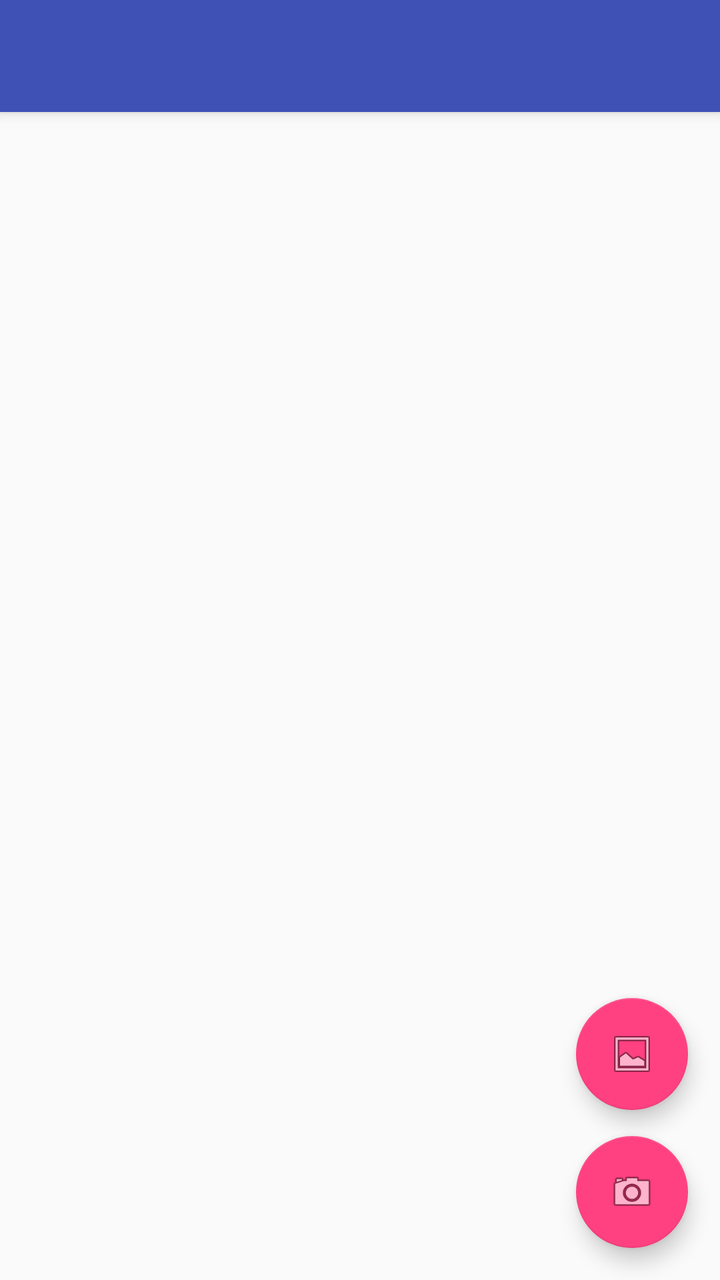
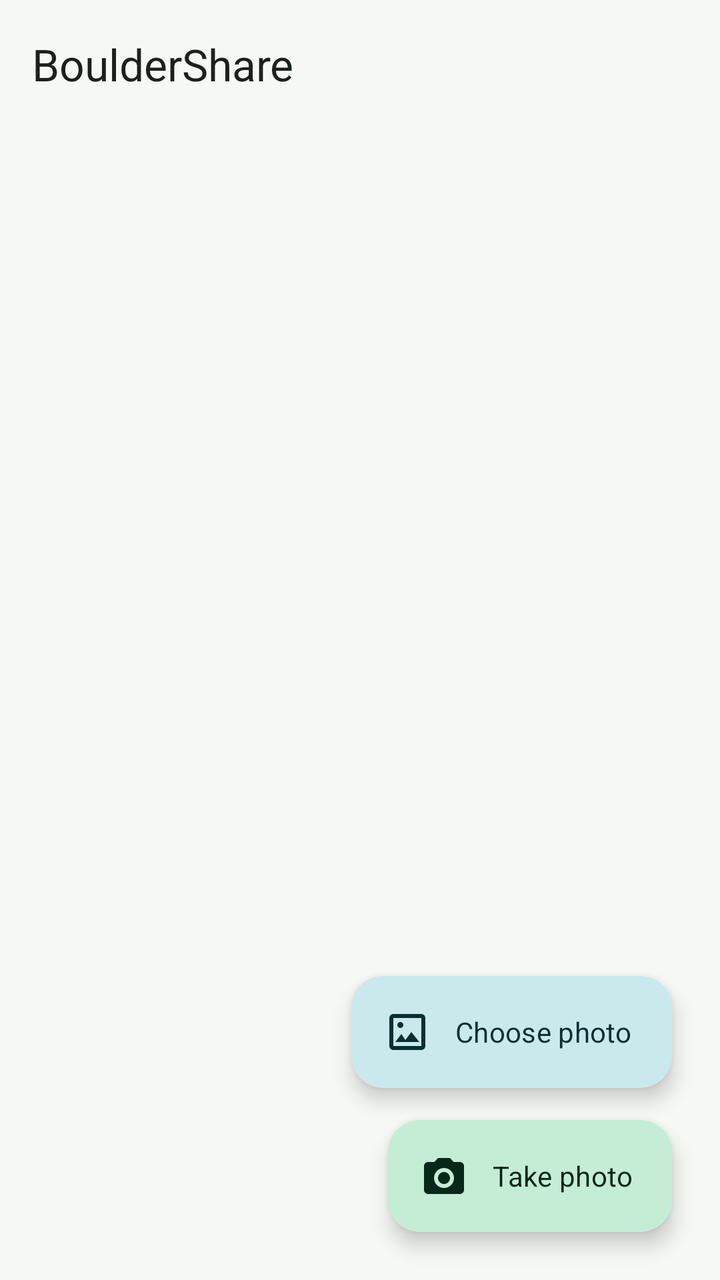

The first picture is an Android layout as it rendered before a commit; the second is the same layout after the commit. The layout source and the unified diff follow.
<!-- AndroidManifest.xml: activity theme AppTheme.NoActionBar -->
<!-- res/layout/activity_main.xml -->
<?xml version="1.0" encoding="utf-8"?>
<android.support.design.widget.CoordinatorLayout xmlns:android="http://schemas.android.com/apk/res/android"
    xmlns:app="http://schemas.android.com/apk/res-auto"
    xmlns:tools="http://schemas.android.com/tools"
    android:layout_width="match_parent"
    android:layout_height="match_parent"
    tools:context="com.herak.bouldershare.MainActivity">

    <android.support.design.widget.AppBarLayout
        android:layout_width="match_parent"
        android:layout_height="wrap_content"
        android:theme="@style/AppTheme.AppBarOverlay">

        <android.support.v7.widget.Toolbar
            android:id="@+id/toolbar"
            android:layout_width="match_parent"
            android:layout_height="?attr/actionBarSize"
            android:background="?attr/colorPrimary"
            app:popupTheme="@style/AppTheme.PopupOverlay" />

    </android.support.design.widget.AppBarLayout>

    <include layout="@layout/content_main" />

    <android.support.design.widget.FloatingActionButton
        android:id="@+id/fabCamera"
        android:layout_width="wrap_content"
        android:layout_height="wrap_content"
        android:layout_gravity="bottom|end"
        android:layout_margin="@dimen/fab_margin"
        app:srcCompat="@android:drawable/ic_menu_camera" />

    <android.support.design.widget.FloatingActionButton
        android:id="@+id/fabGallery"
        android:layout_width="wrap_content"
        android:layout_height="wrap_content"
        android:layout_gravity="top|end"
        android:layout_marginBottom="85dp"
        app:srcCompat="@android:drawable/ic_menu_gallery"
        app:layout_anchor="@id/fabCamera"
        app:layout_anchorGravity="top"/>

</android.support.design.widget.CoordinatorLayout>
<!-- res/layout/content_main.xml (included above) -->
<FrameLayout xmlns:android="http://schemas.android.com/apk/res/android"
    xmlns:app="http://schemas.android.com/apk/res-auto"
    xmlns:tools="http://schemas.android.com/tools"
    android:layout_width="match_parent"
    android:layout_height="match_parent"
    app:layout_behavior="@string/appbar_scrolling_view_behavior"
    tools:context="MainActivity"
    android:id="@+id/flayoutMainActivity"
    tools:layout="@layout/fragment_main">
</FrameLayout>
<!-- res/layout/fragment_main.xml (included above) -->
<?xml version="1.0" encoding="utf-8"?>
<android.support.constraint.ConstraintLayout xmlns:android="http://schemas.android.com/apk/res/android"
    xmlns:app="http://schemas.android.com/apk/res-auto"
    xmlns:tools="http://schemas.android.com/tools"
    android:layout_width="match_parent"
    android:layout_height="match_parent"
    tools:context="com.herak.bouldershare.fragments.MainFragment"
    tools:showIn="@layout/activity_main">

    <GridView
        android:id="@+id/gridBoulderProblems"
        android:layout_width="fill_parent"
        android:layout_height="wrap_content"
        android:layout_margin="5dp"
        android:drawSelectorOnTop="false"
        android:gravity="center"
        android:numColumns="auto_fit"
        android:stretchMode="columnWidth"
        android:verticalSpacing="5dp"
        android:horizontalSpacing="5dp"
        android:focusable="true"
        android:clickable="true"/>




</android.support.constraint.ConstraintLayout>
<!-- resources referenced by this layout -->
<resources>
  <dimen name="fab_margin">16dp</dimen>
  <style name="AppTheme.AppBarOverlay" parent="ThemeOverlay.AppCompat.Dark.ActionBar" />
  <style name="AppTheme.PopupOverlay" parent="ThemeOverlay.AppCompat.Light" />
  <style name="AppTheme.NoActionBar">
          <item name="windowActionBar">false</item>
          <item name="windowNoTitle">true</item>
      </style>
</resources>

<!-- the commit's change to res/layout/activity_main.xml (unified diff, before → after) -->
@@ -1,82 +1,72 @@
 <?xml version="1.0" encoding="utf-8"?>
-<android.support.design.widget.CoordinatorLayout xmlns:android="http://schemas.android.com/apk/res/android"
+<androidx.coordinatorlayout.widget.CoordinatorLayout xmlns:android="http://schemas.android.com/apk/res/android"
     xmlns:app="http://schemas.android.com/apk/res-auto"
-    xmlns:tools="http://schemas.android.com/tools"
+    android:id="@+id/main_root"
     android:layout_width="match_parent"
-    android:layout_height="match_parent"
-    tools:context="com.herak.bouldershare.MainActivity">
+    android:layout_height="match_parent">
 
-    <android.support.design.widget.AppBarLayout
+    <com.google.android.material.appbar.AppBarLayout
         android:layout_width="match_parent"
         android:layout_height="wrap_content"
-        android:theme="@style/AppTheme.AppBarOverlay">
-
-        <android.support.v7.widget.Toolbar
+        android:background="@color/app_surface"
+        app:elevation="0dp">
+        <com.google.android.material.appbar.MaterialToolbar
             android:id="@+id/toolbar"
             android:layout_width="match_parent"
             android:layout_height="?attr/actionBarSize"
-            android:background="?attr/colorPrimary"
+            android:background="@color/app_surface"
+            app:title="@string/app_name"
+            app:titleTextColor="@color/on_surface"
+            app:navigationIconTint="@color/on_surface"
+            app:subtitleTextColor="@color/on_surface_variant"
             app:popupTheme="@style/AppTheme.PopupOverlay" />
-
-    </android.support.design.widget.AppBarLayout>
+        <ProgressBar
+            android:id="@+id/photo_progress"
+            style="?android:attr/progressBarStyleHorizontal"
+            android:layout_width="match_parent"
+            android:layout_height="4dp"
+            android:contentDescription="@string/loading_photo"
+            android:indeterminate="true"
+            android:indeterminateTint="@color/colorPrimary"
+            android:visibility="gone" />
+    </com.google.android.material.appbar.AppBarLayout>
 
     <include layout="@layout/content_main" />
 
-    <android.support.design.widget.FloatingActionButton
+    <com.google.android.material.floatingactionbutton.ExtendedFloatingActionButton
+        android:id="@+id/fabGallery"
+        android:layout_width="wrap_content"
+        android:layout_height="wrap_content"
+        android:layout_gravity="bottom|end"
+        android:layout_marginEnd="24dp"
+        android:layout_marginBottom="96dp"
+        android:text="@string/choose_photo"
+        android:contentDescription="@string/choose_photo"
+        android:textColor="@color/on_secondary_container"
+        app:backgroundTint="@color/secondary_container"
+        app:icon="@drawable/ic_photo"
+        app:iconTint="@color/on_secondary_container" />
+    <com.google.android.material.floatingactionbutton.ExtendedFloatingActionButton
         android:id="@+id/fabCamera"
         android:layout_width="wrap_content"
         android:layout_height="wrap_content"
         android:layout_gravity="bottom|end"
-        android:layout_margin="@dimen/fab_margin"
-        app:srcCompat="@android:drawable/ic_menu_camera" />
-
-    <android.support.design.widget.FloatingActionButton
-        android:id="@+id/fabGallery"
-        android:layout_width="wrap_content"
-        android:layout_height="wrap_content"
-        android:layout_gravity="top|end"
-        android:layout_marginBottom="85dp"
-        app:srcCompat="@android:drawable/ic_menu_gallery"
-        app:layout_anchor="@id/fabCamera"
-        app:layout_anchorGravity="top"/>
-
-</android.support.design.widget.CoordinatorLayout>
+        android:layout_marginEnd="24dp"
+        android:layout_marginBottom="24dp"
+        android:text="@string/take_photo"
+        android:contentDescription="@string/take_photo"
+        android:textColor="@color/on_primary_container"
+        app:backgroundTint="@color/primary_container"
+        app:icon="@drawable/ic_camera"
+        app:iconTint="@color/on_primary_container" />
+</androidx.coordinatorlayout.widget.CoordinatorLayout>
 <!-- res/layout/content_main.xml (included above) -->
+<?xml version="1.0" encoding="utf-8"?>
 <FrameLayout xmlns:android="http://schemas.android.com/apk/res/android"
     xmlns:app="http://schemas.android.com/apk/res-auto"
     xmlns:tools="http://schemas.android.com/tools"
+    android:id="@+id/flayoutMainActivity"
     android:layout_width="match_parent"
     android:layout_height="match_parent"
     app:layout_behavior="@string/appbar_scrolling_view_behavior"
-    tools:context="MainActivity"
-    android:id="@+id/flayoutMainActivity"
-    tools:layout="@layout/fragment_main">
-</FrameLayout>
-<!-- res/layout/fragment_main.xml (included above) -->
-<?xml version="1.0" encoding="utf-8"?>
-<android.support.constraint.ConstraintLayout xmlns:android="http://schemas.android.com/apk/res/android"
-    xmlns:app="http://schemas.android.com/apk/res-auto"
-    xmlns:tools="http://schemas.android.com/tools"
-    android:layout_width="match_parent"
-    android:layout_height="match_parent"
-    tools:context="com.herak.bouldershare.fragments.MainFragment"
-    tools:showIn="@layout/activity_main">
-
-    <GridView
-        android:id="@+id/gridBoulderProblems"
-        android:layout_width="fill_parent"
-        android:layout_height="wrap_content"
-        android:layout_margin="5dp"
-        android:drawSelectorOnTop="false"
-        android:gravity="center"
-        android:numColumns="auto_fit"
-        android:stretchMode="columnWidth"
-        android:verticalSpacing="5dp"
-        android:horizontalSpacing="5dp"
-        android:focusable="true"
-        android:clickable="true"/>
-
-
-
-
-</android.support.constraint.ConstraintLayout>
+    tools:ignore="MergeRootFrame" />
<!-- resource entries referenced after the edit -->
@@ -1,11 +1,52 @@
 <!-- resources referenced by this layout -->
 <resources>
-  <dimen name="fab_margin">16dp</dimen>
-  <style name="AppTheme.AppBarOverlay" parent="ThemeOverlay.AppCompat.Dark.ActionBar" />
-  <style name="AppTheme.PopupOverlay" parent="ThemeOverlay.AppCompat.Light" />
-  <style name="AppTheme.NoActionBar">
-          <item name="windowActionBar">false</item>
-          <item name="windowNoTitle">true</item>
+  <color name="app_surface">#F6F8F3</color>
+  <color name="colorPrimary">#24654D</color>
+  <color name="on_primary_container">#062719</color>
+  <color name="on_secondary_container">#082F34</color>
+  <color name="on_surface">#1A211B</color>
+  <color name="on_surface_variant">#444F46</color>
+  <color name="primary_container">#C5EDD6</color>
+  <color name="secondary_container">#C9E9EC</color>
+  <!-- drawable ic_camera (drawable) -->
+  <vector xmlns:android="http://schemas.android.com/apk/res/android" android:width="24dp" android:height="24dp" android:viewportWidth="24" android:viewportHeight="24"><path android:fillColor="@color/on_surface" android:pathData="M9,3L7.17,5H4c-1.1,0 -2,0.9 -2,2v12c0,1.1 0.9,2 2,2h16c1.1,0 2,-0.9 2,-2V7c0,-1.1 -0.9,-2 -2,-2h-3.17L15,3H9zM12,18c-2.76,0 -5,-2.24 -5,-5s2.24,-5 5,-5 5,2.24 5,5 -2.24,5 -5,5zM12,10c-1.66,0 -3,1.34 -3,3s1.34,3 3,3 3,-1.34 3,-3 -1.34,-3 -3,-3z" /></vector>
+  <!-- drawable ic_photo (drawable) -->
+  <vector xmlns:android="http://schemas.android.com/apk/res/android" android:width="24dp" android:height="24dp" android:viewportWidth="24" android:viewportHeight="24"><path android:fillColor="@color/on_surface" android:pathData="M21,19V5c0,-1.1 -0.9,-2 -2,-2H5c-1.1,0 -2,0.9 -2,2v14c0,1.1 0.9,2 2,2h14c1.1,0 2,-0.9 2,-2zM5,5h14v14H5V5zM6,17h12l-4,-5 -3,4 -2,-3 -3,4zM8.5,7a1.5,1.5 0,1 0,0,3 1.5,1.5 0,0 0,0,-3z" /></vector>
+  <string name="app_name">BoulderShare</string>
+  <string name="choose_photo">Choose photo</string>
+  <string name="loading_photo">Opening photo…</string>
+  <string name="take_photo">Take photo</string>
+  <style name="AppTheme.PopupOverlay" parent="ThemeOverlay.Material3" />
+  <style name="AppTheme.NoActionBar" parent="AppTheme" />
+  <style name="AppTheme" parent="Theme.Material3.DayNight.NoActionBar">
+          <item name="colorPrimary">@color/colorPrimary</item>
+          <item name="colorOnPrimary">@color/on_primary</item>
+          <item name="colorPrimaryContainer">@color/primary_container</item>
+          <item name="colorOnPrimaryContainer">@color/on_primary_container</item>
+          <item name="colorSecondary">@color/colorAccent</item>
+          <item name="colorOnSecondary">@color/on_primary</item>
+          <item name="colorSecondaryContainer">@color/secondary_container</item>
+          <item name="colorOnSecondaryContainer">@color/on_secondary_container</item>
+          <item name="colorSurface">@color/app_surface</item>
+          <item name="colorOnSurface">@color/on_surface</item>
+          <item name="colorOnSurfaceVariant">@color/on_surface_variant</item>
+          <item name="colorSurfaceVariant">@color/surface_container</item>
+          <item name="colorOutline">@color/outline</item>
+          <item name="colorOutlineVariant">@color/outline_variant</item>
+          <item name="android:colorBackground">@color/app_background</item>
+          <item name="android:windowBackground">@color/app_background</item>
+          <item name="android:statusBarColor">@android:color/transparent</item>
+          <item name="android:navigationBarColor">@android:color/transparent</item>
+          <item name="android:windowLightStatusBar">@bool/light_system_bars</item>
+          <item name="android:windowLightNavigationBar" tools:targetApi="27">@bool/light_system_bars</item>
+          <item name="colorAccent">@color/colorAccent</item>
+          <item name="fontFamily">sans</item>
       </style>
+  <color name="on_primary">#FFFFFF</color>
+  <color name="colorAccent">#166B74</color>
+  <color name="surface_container">#EAF0E8</color>
+  <color name="outline">#737F75</color>
+  <color name="outline_variant">#C3CCC2</color>
+  <color name="app_background">#F6F8F3</color>
 </resources>
 
